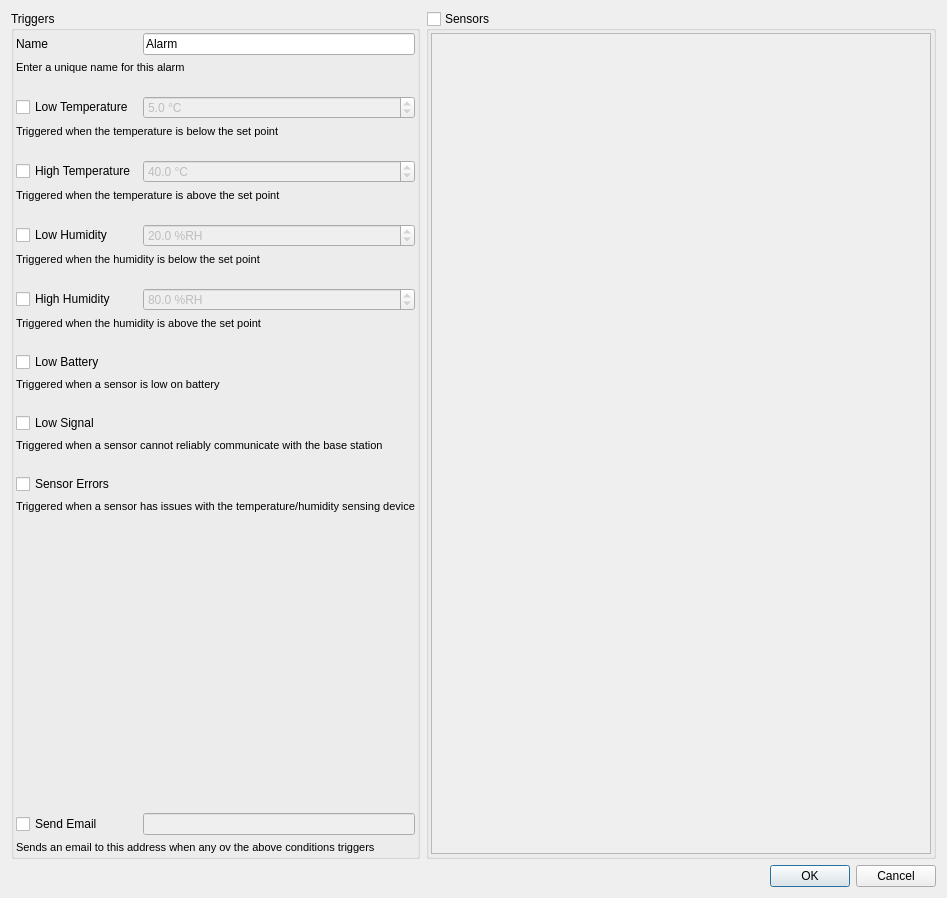
The window that manager/src/ConfigureAlarmDialog.ui (porkmarks/sense) describes before a commit, drawn with Qt 5.
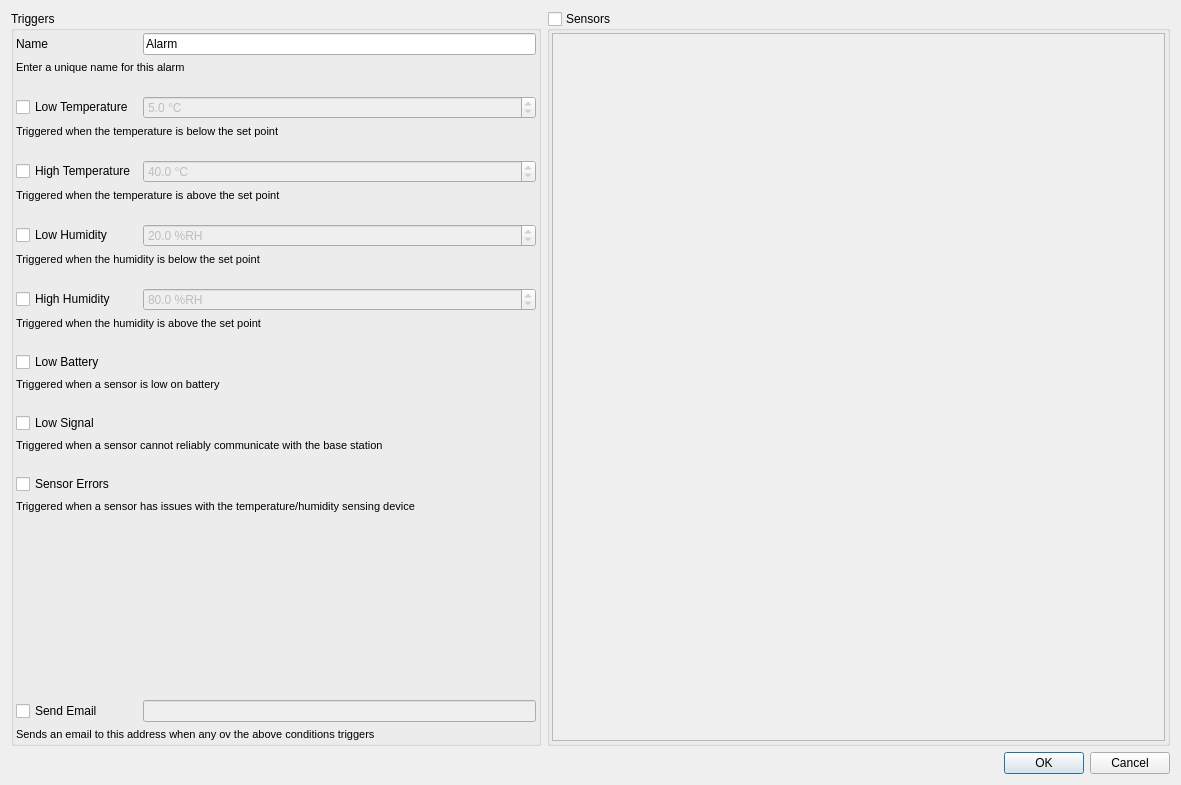
The same window after the commit. Icons and pictures are not drawn.

Diff of the .ui file:
```diff
--- a/manager/src/ConfigureAlarmDialog.ui
+++ b/manager/src/ConfigureAlarmDialog.ui
@@ -6,8 +6,8 @@
    <rect>
     <x>0</x>
     <y>0</y>
-    <width>947</width>
-    <height>898</height>
+    <width>1181</width>
+    <height>785</height>
    </rect>
   </property>
   <property name="windowTitle">
@@ -16,7 +16,7 @@
   <layout class="QVBoxLayout" name="verticalLayout">
    <item>
     <widget class="QWidget" name="widget_3" native="true">
-     <layout class="QHBoxLayout" name="horizontalLayout" stretch="0,100">
+     <layout class="QHBoxLayout" name="horizontalLayout" stretch="17,20">
       <property name="leftMargin">
        <number>0</number>
       </property>
```
